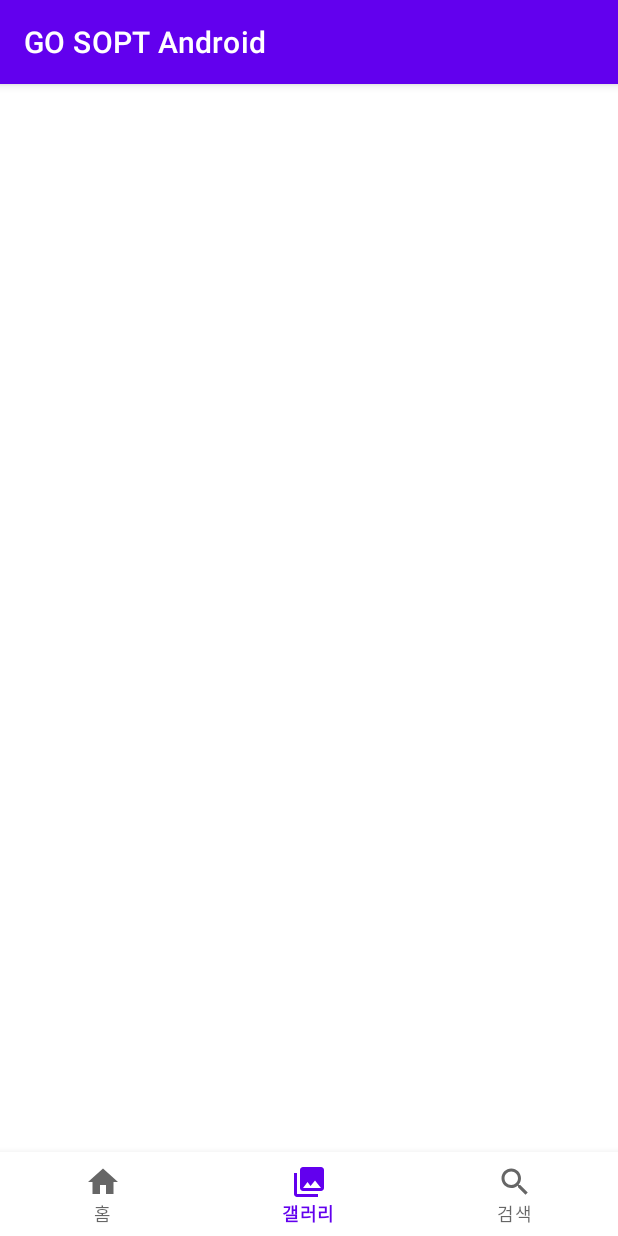
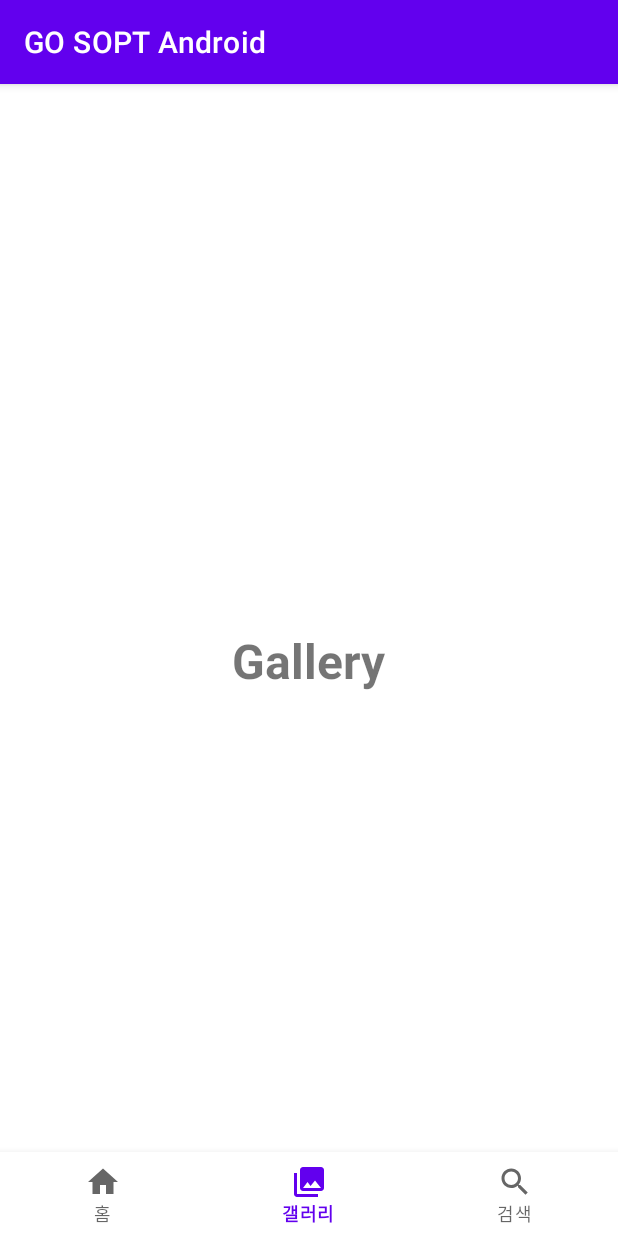
Before and after one commit to GO-SOPT-ANDROID/seohyeon-shin, an Android app: the screen it shows after launch (MainActivity), item 2 of the bottom bar chosen, on a phone screen of 412 x 824 dp. Run offline under Robolectric (Android 15) with nearby library versions, the phone set to English and light mode, and no system bars; our stand-ins replace data binding.

Commit message:
[UI] 각 Fragment textView 추가

```diff
--- a/app/src/main/res/layout/fragment_gallery.xml
+++ b/app/src/main/res/layout/fragment_gallery.xml
@@ -1,6 +1,16 @@
 <?xml version="1.0" encoding="utf-8"?>
 <androidx.constraintlayout.widget.ConstraintLayout xmlns:android="http://schemas.android.com/apk/res/android"
     android:layout_width="match_parent"
-    android:layout_height="match_parent">
-
+    android:layout_height="match_parent"
+    xmlns:app="http://schemas.android.com/apk/res-auto">
+    <TextView
+        android:layout_width="wrap_content"
+        android:layout_height="wrap_content"
+        android:text="@string/fragment_gallery"
+        android:textSize="32sp"
+        android:textStyle="bold"
+        app:layout_constraintTop_toTopOf="parent"
+        app:layout_constraintBottom_toBottomOf="parent"
+        app:layout_constraintStart_toStartOf="parent"
+        app:layout_constraintEnd_toEndOf="parent"/>
 </androidx.constraintlayout.widget.ConstraintLayout>
--- a/app/src/main/res/values/strings.xml
+++ b/app/src/main/res/values/strings.xml
@@ -20,4 +20,6 @@
     <string name="bottom_gallery">갤러리</string>
     <string name="repo_name_title">Repo Name</string>
     <string name="repo_name">SeoHyeon</string>
+    <string name="fragment_gallery">Gallery</string>
+    <string name="fragment_search">Search</string>
 </resources>
```
Also changed, not shown: app/src/main/res/layout/fragment_search.xml (+12 -2 lines).
